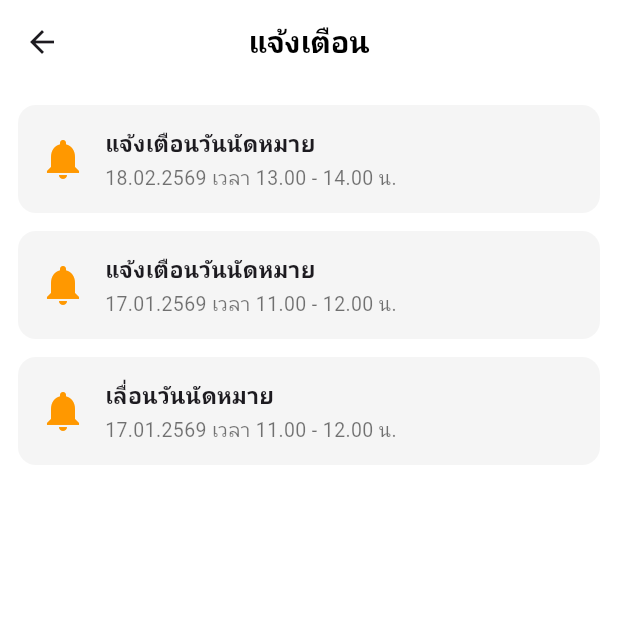
After one commit to toyourmint/Smile-Dental-Clinic, a Flutter app: the NotificationScreenMock screen opened directly, on a phone screen of 412 x 824 dp, the top half of it. The commit adds this screen. Run offline on Flutter 3.47's test engine with Material 3 defaults, Android fonts, the phone set to English and light mode, and no system bars; network calls fail.

Commit message:
frontend

```diff
--- /dev/null
+++ b/frontend/mylogin/lib/screen/notification_screen_mock.dart
@@ -0,0 +1,129 @@
+import 'package:flutter/material.dart';
+
+class NotificationScreenMock extends StatelessWidget {
+  const NotificationScreenMock({super.key});
+
+  // ===============================
+  // 🔹 Mock Data (ข้อมูลปลอม)
+  // ===============================
+  final List<Map<String, String>> notifications = const [
+    {
+      "title": "แจ้งเตือนวันนัดหมาย",
+      "date": "18.02.2569",
+      "start": "13.00",
+      "end": "14.00",
+    },
+    {
+      "title": "แจ้งเตือนวันนัดหมาย",
+      "date": "17.01.2569",
+      "start": "11.00",
+      "end": "12.00",
+    },
+    {
+      "title": "เลื่อนวันนัดหมาย",
+      "date": "17.01.2569",
+      "start": "11.00",
+      "end": "12.00",
+    },
+  ];
+
+  @override
+  Widget build(BuildContext context) {
+    return Scaffold(
+      backgroundColor: Colors.white,
+
+      // ===== Header =====
+      appBar: AppBar(
+        elevation: 0,
+        centerTitle: true,
+        backgroundColor: Colors.white,
+        title: const Text(
+          "แจ้งเตือน",
+          style: TextStyle(
+            color: Colors.black,
+            fontSize: 20,
+            fontWeight: FontWeight.w600,
+          ),
+        ),
+      ),
+
+      // ===== List Mock =====
+      body: ListView.builder(
+        padding: const EdgeInsets.symmetric(vertical: 8),
+        itemCount: notifications.length,
+        itemBuilder: (context, index) {
+          final item = notifications[index];
+
+          return NotificationCard(
+            title: item["title"]!,
+            date: item["date"]!,
+            start: item["start"]!,
+            end: item["end"]!,
+          );
+        },
+      ),
+    );
+  }
+}
+
+////////////////////////////////////////////////////////
+/// 🔔 Notification Card
+////////////////////////////////////////////////////////
+class NotificationCard extends StatelessWidget {
+  final String title;
+  final String date;
+  final String start;
+  final String end;
+
+  const NotificationCard({
+    super.key,
+    required this.title,
+    required this.date,
+    required this.start,
+    required this.end,
+  });
+
+  @override
+  Widget build(BuildContext context) {
+    return Container(
+      margin: const EdgeInsets.symmetric(horizontal: 12, vertical: 6),
+      padding: const EdgeInsets.all(14),
+      decoration: BoxDecoration(
+        color: Colors.grey.shade100,
+        borderRadius: BorderRadius.circular(12),
+      ),
+      child: Row(
+        children: [
+          const Icon(
+            Icons.notifications,
+            color: Colors.orange,
+            size: 32,
+          ),
+          const SizedBox(width: 12),
+          Expanded(
+            child: Column(
+              crossAxisAlignment: CrossAxisAlignment.start,
+              children: [
+                Text(
+                  title,
+                  style: const TextStyle(
+                    fontSize: 15,
+                    fontWeight: FontWeight.w600,
+                  ),
+                ),
+                const SizedBox(height: 4),
+                Text(
+                  "$date เวลา $start - $end น.",
+                  style: const TextStyle(
+                    fontSize: 13,
+                    color: Colors.black54,
+                  ),
+                ),
+              ],
+            ),
+          ),
+        ],
+      ),
+    );
+  }
+}
```
Also changed, not shown: frontend/mylogin/lib/screen/notification_screen.dart (added, +163 -0 lines), frontend/mylogin/lib/screen/profile_screen.dart (added, +230 -0 lines), frontend/mylogin/lib/screen/register_screen.dart (+15 -2 lines).
